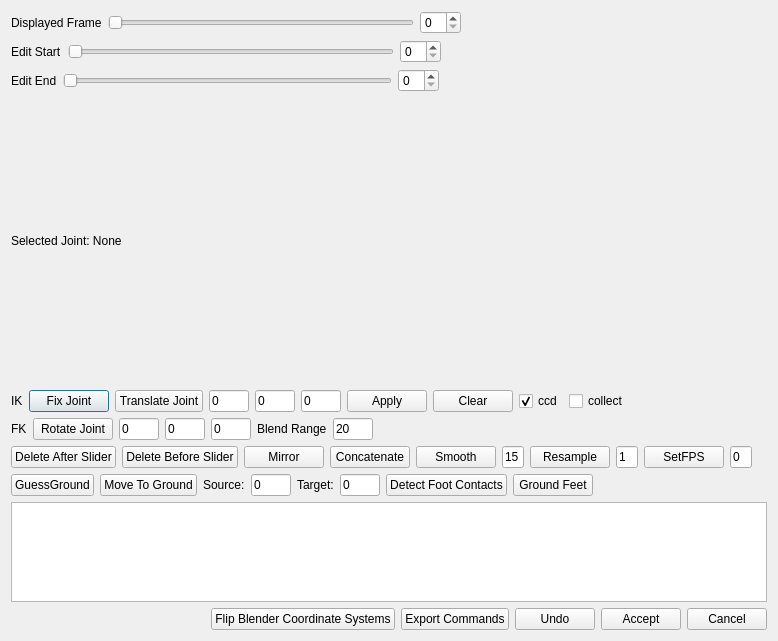
The window that motion_analysis/gui/layout/animation_editor_dialog.ui (eherr/motion_preprocessing_tool) describes before a commit, drawn with Qt 5.
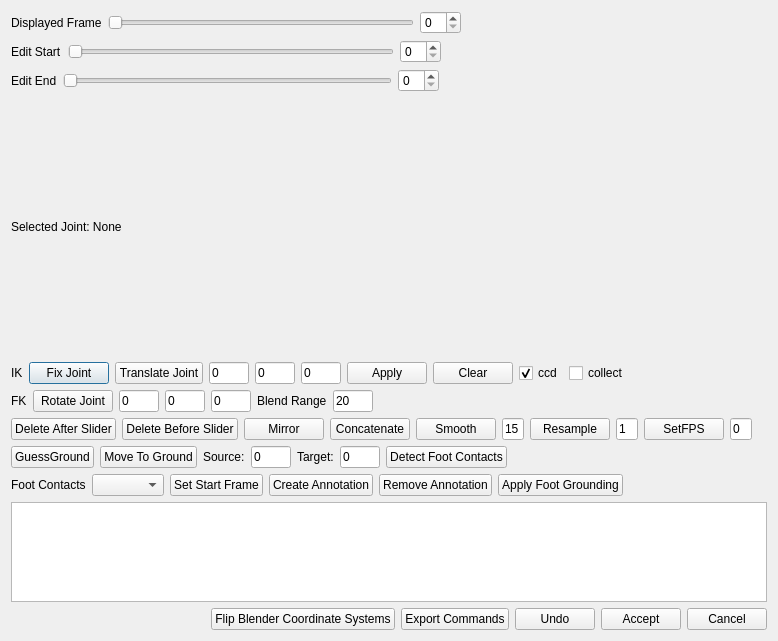
The same window after the commit. Custom widgets are drawn as their Qt base class.

Commit message: Added buttons for manual editing of detected foot contacts

Diff of the .ui file:
```diff
--- a/motion_analysis/gui/layout/animation_editor_dialog.ui
+++ b/motion_analysis/gui/layout/animation_editor_dialog.ui
@@ -518,13 +518,6 @@
          </property>
         </widget>
        </item>
-       <item>
-        <widget class="QPushButton" name="groundFeetButton">
-         <property name="text">
-          <string>Ground Feet</string>
-         </property>
-        </widget>
-       </item>
        <item>
         <spacer name="horizontalSpacer_9">
          <property name="orientation">
@@ -541,7 +534,62 @@
       </layout>
      </item>
      <item>
-      <widget class="TimeLineLabelView" name="contactLabelView">
+      <layout class="QHBoxLayout" name="horizontalLayout_9">
+       <item>
+        <widget class="QLabel" name="label_9">
+         <property name="text">
+          <string>Foot Contacts</string>
+         </property>
+        </widget>
+       </item>
+       <item>
+        <widget class="QComboBox" name="labelComboBox"/>
+       </item>
+       <item>
+        <widget class="QPushButton" name="setAnnotationStartButton">
+         <property name="text">
+          <string>Set Start Frame</string>
+         </property>
+        </widget>
+       </item>
+       <item>
+        <widget class="QPushButton" name="createAnnotationButton">
+         <property name="text">
+          <string>Create Annotation</string>
+         </property>
+        </widget>
+       </item>
+       <item>
+        <widget class="QPushButton" name="removeAnnotationButton">
+         <property name="text">
+          <string>Remove Annotation</string>
+         </property>
+        </widget>
+       </item>
+       <item>
+        <widget class="QPushButton" name="groundFeetButton">
+         <property name="text">
+          <string>Apply Foot Grounding</string>
+         </property>
+        </widget>
+       </item>
+       <item>
+        <spacer name="horizontalSpacer_10">
+         <property name="orientation">
+          <enum>Qt::Horizontal</enum>
+         </property>
+         <property name="sizeHint" stdset="0">
+          <size>
+           <width>40</width>
+           <height>20</height>
+          </size>
+         </property>
+        </spacer>
+       </item>
+      </layout>
+     </item>
+     <item>
+      <widget class="TimeLineLabelView" name="contacLabelView">
        <property name="maximumSize">
         <size>
          <width>16777215</width>
```
The commit also changes 2 other files.
